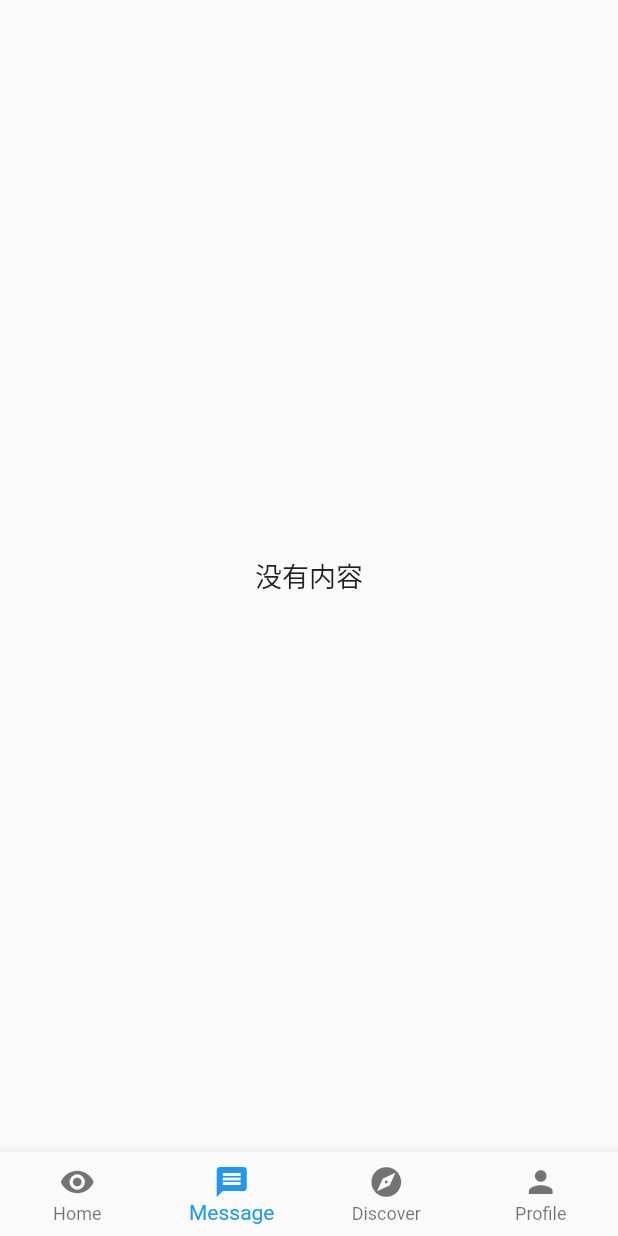
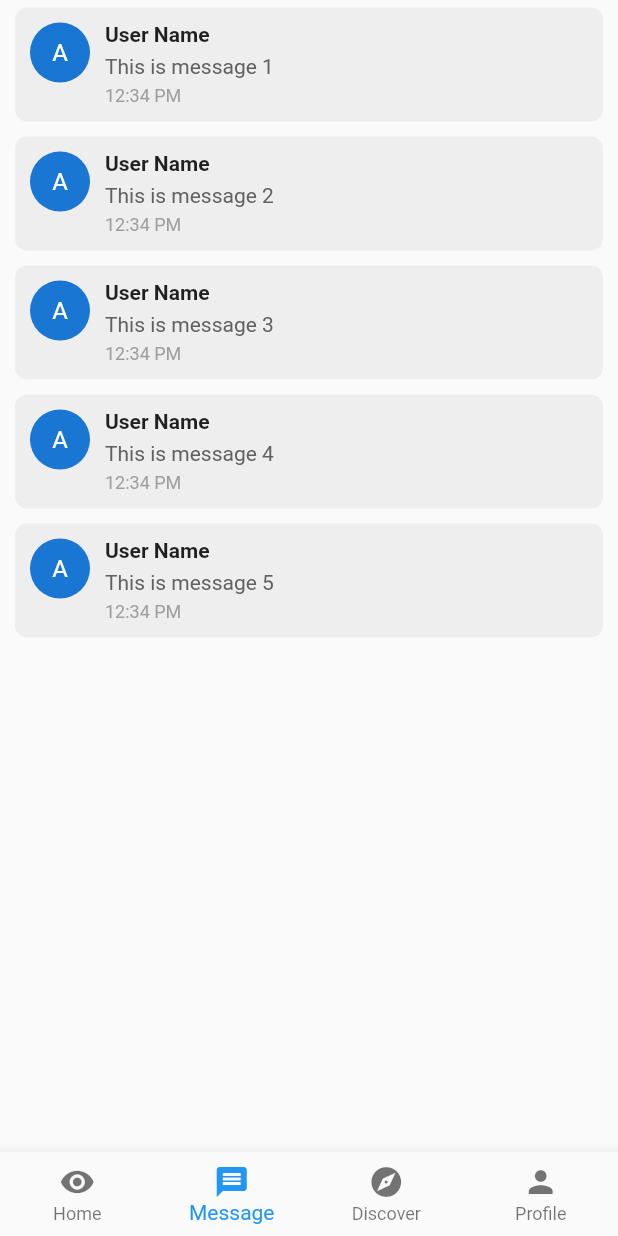
Before and after one commit to kunpengkeji/GhostMeet, a Flutter app: the screen it shows after launch, item 2 of the bottom bar chosen, on a phone screen of 412 x 824 dp. Run offline on Flutter 3.47's test engine with Material 2 defaults, Android fonts, the phone set to English and light mode, and no system bars; our stand-ins replace geolocator, image_picker, permission_handler, video_player; network calls fail.

```diff
--- a/ghostmeet/lib/home_page.dart
+++ b/ghostmeet/lib/home_page.dart
@@ -1,7 +1,9 @@
 import 'package:flutter/material.dart';
+import 'package:ghostmeet/videoGrid.dart';
 import 'my_info.dart';
-import 'emptyPage.dart';
-import 'videoGrid.dart';
+import 'dicePage.dart';
+import 'messageScreen.dart';
+import 'friendCirclePage.dart';
 // import 'message_page.dart';
 // import 'discover_page.dart';
 
@@ -18,9 +20,9 @@ class _BottomNavigationBarDemoState extends State<BottomNavigationBarDemo> {
     // HomePage(),
     // MessagePage(),
     // DiscoverPage(),
-    VideoGrid(),
-    EmptyPage(),
-    EmptyPage(),
+    DicePage(),
+    MessageScreen(),
+    FriendCirclePage(),
     ProfilePage(), //个人主页
   ];
 
--- /dev/null
+++ b/ghostmeet/lib/messageScreen.dart
@@ -0,0 +1,122 @@
+import 'package:flutter/material.dart';
+
+class MessageScreen extends StatefulWidget {
+  @override
+  _MessageScreenState createState() => _MessageScreenState();
+}
+
+class _MessageScreenState extends State<MessageScreen> {
+  List<String> messages = [
+    'This is message 1',
+    'This is message 2',
+    'This is message 3',
+    'This is message 4',
+    'This is message 5'
+  ];
+
+  @override
+  Widget build(BuildContext context) {
+    return Scaffold(
+      body: ListView.builder(
+        itemCount: messages.length,
+        itemBuilder: (BuildContext context, int index) {
+          return Dismissible(
+            key: Key(messages[index]),
+            direction: DismissDirection.endToStart,
+            confirmDismiss: (DismissDirection direction) async {
+              return await showDialog(
+                context: context,
+                builder: (BuildContext context) {
+                  return AlertDialog(
+                    title: const Text("Confirm"),
+                    content: const Text(
+                        "Are you sure you want to delete this message?"),
+                    actions: <Widget>[
+                      FlatButton(
+                          onPressed: () => Navigator.of(context).pop(true),
+                          child: const Text("DELETE")),
+                      FlatButton(
+                        onPressed: () => Navigator.of(context).pop(false),
+                        child: const Text("CANCEL"),
+                      ),
+                    ],
+                  );
+                },
+              );
+            },
+            onDismissed: (direction) {
+              setState(() {
+                messages.removeAt(index);
+                ScaffoldMessenger.of(context).showSnackBar(SnackBar(
+                  content: Text("Message deleted"),
+                ));
+              });
+            },
+            background: Container(
+              alignment: Alignment.centerRight,
+              padding: EdgeInsets.only(right: 20.0),
+              color: Colors.red,
+              child: Icon(
+                Icons.delete,
+                color: Colors.white,
+                size: 30.0,
+              ),
+            ),
+            child: Padding(
+              padding: const EdgeInsets.symmetric(
+                horizontal: 10.0,
+                vertical: 5.0,
+              ),
+              child: Container(
+                decoration: BoxDecoration(
+                  borderRadius: BorderRadius.circular(8.0),
+                  color: Colors.grey[200],
+                ),
+                child: Padding(
+                  padding: const EdgeInsets.all(10.0),
+                  child: Row(
+                    crossAxisAlignment: CrossAxisAlignment.start,
+                    children: <Widget>[
+                      CircleAvatar(
+                        child: Text('A'),
+                      ),
+                      SizedBox(width: 10.0),
+                      Expanded(
+                        child: Column(
+                          crossAxisAlignment: CrossAxisAlignment.start,
+                          children: <Widget>[
+                            Text(
+                              'User Name',
+                              style: TextStyle(
+                                fontWeight: FontWeight.bold,
+                              ),
+                            ),
+                            SizedBox(height: 5.0),
+                            Text(
+                              messages[index],
+                              style: TextStyle(
+                                color: Colors.grey[700],
+                              ),
+                            ),
+                            SizedBox(height: 5.0),
+                            Text(
+                              '12:34 PM',
+                              style: TextStyle(
+                                fontSize: 12.0,
+                                color: Colors.grey[500],
+                              ),
+                            ),
+                          ],
+                        ),
+                      ),
+                    ],
+                  ),
+                ),
+              ),
+            ),
+          );
+        },
+      ),
+    );
+  }
+}
--- a/ghostmeet/pubspec.yaml
+++ b/ghostmeet/pubspec.yaml
@@ -39,6 +39,9 @@ dependencies:
   flutter_web3: ^2.1.9
   flutter_staggered_grid_view: ^0.6.2
   video_player: ^2.6.1
+  location: ^4.4.0
+  geolocator: ^7.0.3
+  permission_handler: ^8.3.0
 
 dev_dependencies:
   flutter_test:
```
Also changed, not shown: ghostmeet/lib/dicePage.dart (added, +34 -0 lines), ghostmeet/lib/friendCirclePage.dart (added, +68 -0 lines), ghostmeet/lib/my_info.dart (+48 -56 lines), ghostmeet/pubspec.lock, 2 other files.
